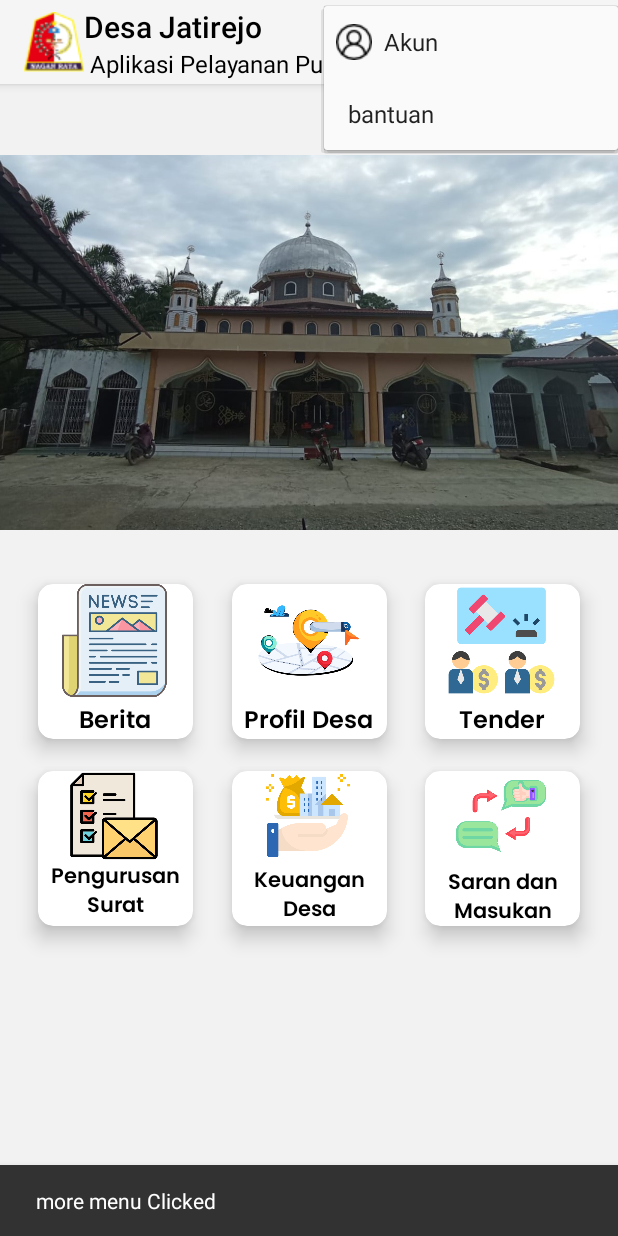
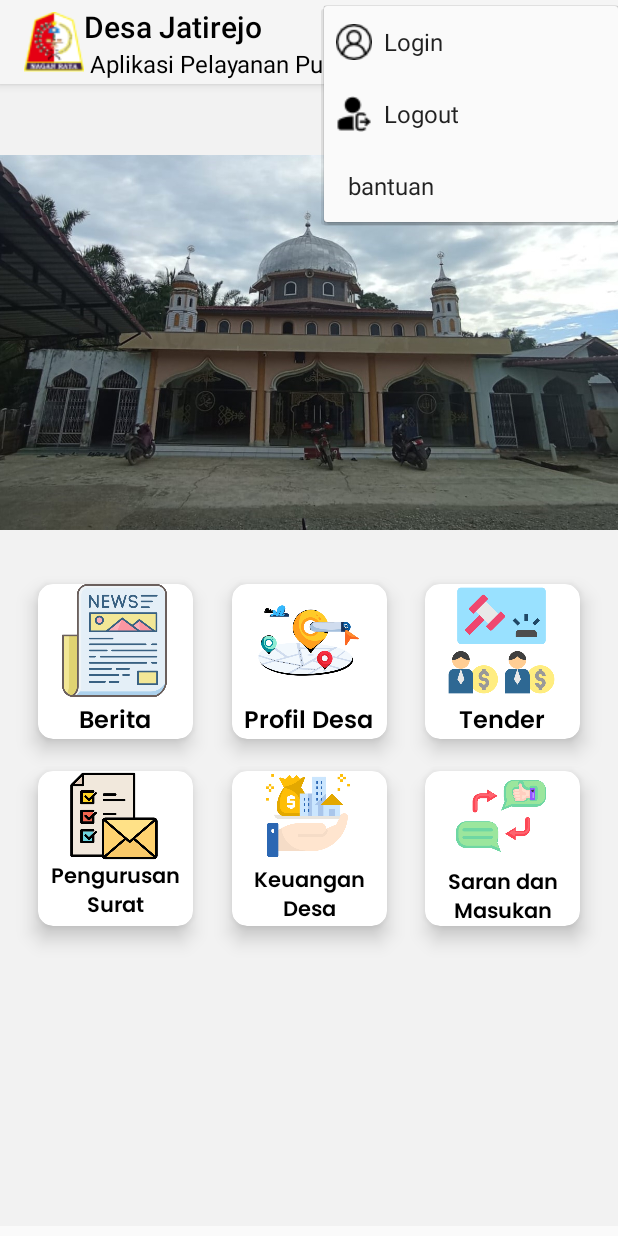
Before and after one commit to ozoraoraora/Apk_pelayanan_publik_Desa_Jatirejo, an Android app: the home_dashboard screen opened directly, with no data from a screen before it, after a tap on "menu", on a phone screen of 412 x 824 dp. Run offline under Robolectric (Android 15) with nearby library versions, the phone set to English and light mode, and no system bars.

Commit message:
pemnambahan button logout di bagian menu dan intent pada bagian menu button login ke halaman  login

```diff
--- a/app/src/main/java/com/example/apk_pelayanan_publik_desa_jatirejo/home_dashboard.kt
+++ b/app/src/main/java/com/example/apk_pelayanan_publik_desa_jatirejo/home_dashboard.kt
@@ -8,7 +8,6 @@ import androidx.appcompat.app.AppCompatActivity
 import androidx.appcompat.widget.Toolbar
 import androidx.cardview.widget.CardView
 import androidx.constraintlayout.widget.ConstraintLayout
-import com.google.android.material.snackbar.Snackbar
 
 
 
@@ -110,20 +109,21 @@ class home_dashboard : AppCompatActivity() {
         var itemClicked: String = ""
 
         when (item.itemId) {
-            R.id.menu_more -> {
-                itemClicked = "more menu Clicked"
-            }
+
             R.id.action_akun -> {
                 itemClicked = "akun Clicked"
+
+                val intent = Intent(this, MainActivity::class.java)
+                startActivity(intent)
             }
+            R.id.logout -> {
 
+            }
             R.id.action_bantuan -> {
                 itemClicked = "bantuan cliked"
             }
 
-//            R.id.action_profil_desa -> {
-//                itemClicked = "profil desa Clicked"
-//            }
+
 //
 //            R.id.action_tender -> {
 //                itemClicked = "tender Clicked"
@@ -143,8 +143,8 @@ class home_dashboard : AppCompatActivity() {
 
         val homeDashboardLayout = findViewById<ConstraintLayout>(R.id.dash_home)
 
-        Snackbar.make(homeDashboardLayout, itemClicked, Snackbar.LENGTH_LONG)//.setTextColor(Color.parseColor("#f78f23"))
-            .setAction("Action", null).show()
+//        Snackbar.make(homeDashboardLayout, itemClicked, Snackbar.LENGTH_LONG)//.setTextColor(Color.parseColor("#f78f23"))
+//            .setAction("Action", null).show()
 
         return super.onOptionsItemSelected(item)
     }
--- a/app/src/main/res/menu/toolbar_menu.xml
+++ b/app/src/main/res/menu/toolbar_menu.xml
@@ -17,17 +17,19 @@
                 android:layout_width="wrap_content"
                 android:layout_height="wrap_content"
                 android:icon="@drawable/user"
-                android:title="Akun" />
+                android:title="Login" />
+            <item
+                android:id="@+id/logout"
+                android:layout_width="wrap_content"
+                android:layout_height="wrap_content"
+                android:title="Logout"
+                android:icon="@drawable/logout"/>
             <item
                 android:id="@+id/action_bantuan"
                 android:layout_width="wrap_content"
                 android:layout_height="wrap_content"
                 android:title="bantuan" />
-<!--            <item-->
-<!--                android:id="@+id/action_profil_desa"-->
-<!--                android:layout_width="wrap_content"-->
-<!--                android:layout_height="wrap_content"-->
-<!--                android:title="Profil Desa" />-->
+
 
 <!--            <item-->
 <!--                android:id="@+id/action_tender"-->
```
Also changed, not shown: app/src/main/java/com/example/apk_pelayanan_publik_desa_jatirejo/pengajuan_tender.kt (+8 -6 lines), app/src/main/java/com/example/apk_pelayanan_publik_desa_jatirejo/profil_desa.kt (+9 -7 lines), app/src/main/java/com/example/apk_pelayanan_publik_desa_jatirejo/tender_1.kt (+7 -6 lines), app/src/main/java/com/example/apk_pelayanan_publik_desa_jatirejo/tender_main.kt (+7 -6 lines), app/src/main/java/com/example/apk_pelayanan_publik_desa_jatirejo/vooting_tender.kt (+8 -6 lines), app/src/main/res/drawable/logout.png (added).
